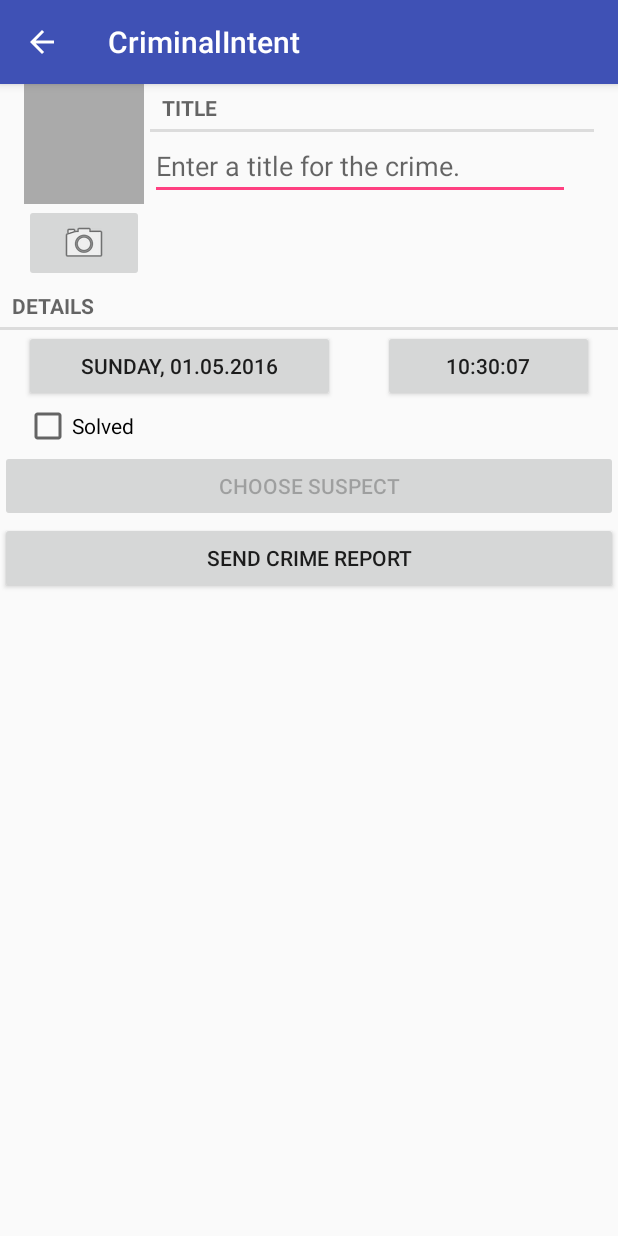
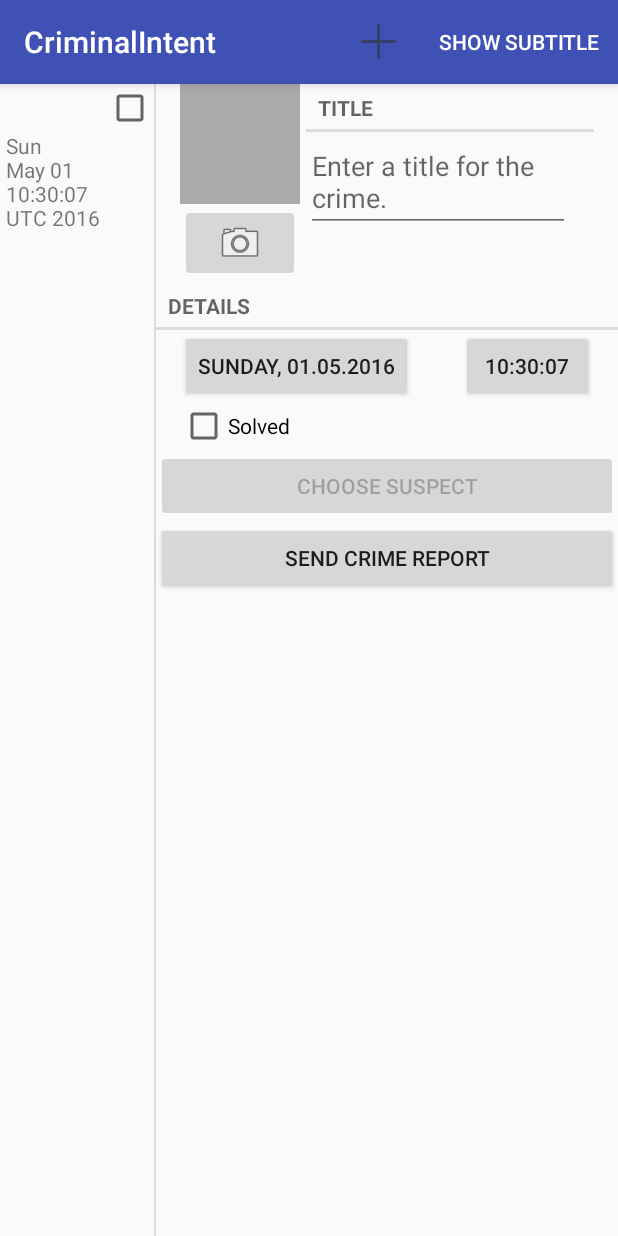
Before and after one commit to akniyev/the_big_nerd_ranch_android, an Android app: the screen it shows after launch (CrimePagerActivity before the commit, CrimeListActivity after it), after a tap on "New Crime", on a phone screen of 412 x 824 dp. Run offline under Robolectric (Android 15) with nearby library versions, the phone set to English and light mode, and no system bars.

Commit message:
chapter 17 completed

```diff
--- a/project03_chapter3/CriminalIntent/app/src/main/java/com/bignerdranch/android/criminalintent/CrimeFragment.java
+++ b/project03_chapter3/CriminalIntent/app/src/main/java/com/bignerdranch/android/criminalintent/CrimeFragment.java
@@ -58,6 +58,11 @@
     private Button mSuspectButton;
     private ImageButton mPhotoButton;
     private ImageView mPhotoView;
+    private Callbacks mCallbacks;
+
+    public interface Callbacks {
+        void onCrimeUpdated(Crime crime);
+    }
 
 
     public static CrimeFragment newInstance(UUID crimeId) {
@@ -67,6 +72,23 @@
         CrimeFragment fragment = new CrimeFragment();
         fragment.setArguments(args);
         return fragment;
+    }
+
+    @Override
+    public void onAttach(Activity activity) {
+        super.onAttach(activity);
+        mCallbacks = (Callbacks)activity;
+    }
+
+    @Override
+    public void onDetach() {
+        super.onDetach();
+        mCallbacks = null;
+    }
+
+    private void updateCrime() {
+        CrimeLab.get(getActivity()).updateCrime(mCrime);
+        mCallbacks.onCrimeUpdated(mCrime);
     }
 
     @Override
@@ -155,6 +177,7 @@
             @Override
             public void onCheckedChanged(CompoundButton buttonView, boolean isChecked) {
                 mCrime.setSolved(isChecked);
+                updateCrime();
             }
         });
 
@@ -169,6 +192,7 @@
             @Override
             public void onTextChanged(CharSequence s, int start, int before, int count) {
                 mCrime.setTitle(s.toString());
+                updateCrime();
             }
 
             @Override
@@ -247,7 +271,7 @@
             Date date = (Date) data.getSerializableExtra(DatePickerFragment.EXTRA_DATE);
             DateTime crimeTime = new DateTime(mCrime.getDate().getTime());
             DateTime newTime = new DateTime(date.getTime());
-
+            updateCrime();
             Date result = crimeTime.withDate(newTime.getYear(), newTime.getMonthOfYear(), newTime.getDayOfMonth()).toDate();
 
             mCrime.setDate(result);
@@ -257,7 +281,7 @@
             Date date = (Date) data.getSerializableExtra(TimePickerFragment.EXTRA_TIME);
             DateTime crimeTime = new DateTime(mCrime.getDate().getTime());
             DateTime newTime = new DateTime(date.getTime());
-
+            updateCrime();
             Date result = crimeTime.withTime(newTime.getHourOfDay(), newTime.getMinuteOfHour(), 0, 0).toDate();
 
             mCrime.setDate(result);
@@ -278,6 +302,7 @@
 
                 c.moveToFirst();
                 String suspect = c.getString(0);
+                updateCrime();
                 mCrime.setSuspect(suspect);
                 mSuspectButton.setText(suspect);
             } finally {
@@ -286,6 +311,7 @@
         }
 
         if (requestCode == REQUEST_PHOTO) {
+            updateCrime();
             updatePhotoView();
         }
 
--- a/project03_chapter3/CriminalIntent/app/src/main/java/com/bignerdranch/android/criminalintent/CrimeListActivity.java
+++ b/project03_chapter3/CriminalIntent/app/src/main/java/com/bignerdranch/android/criminalintent/CrimeListActivity.java
@@ -1,13 +1,40 @@
 package com.bignerdranch.android.criminalintent;
 
+import android.content.Intent;
 import android.support.v4.app.Fragment;
 
 /**
  * Created by admin on 30/03/16.
  */
-public class CrimeListActivity extends SingleFragmentActivity {
+public class CrimeListActivity extends SingleFragmentActivity
+        implements CrimeListFragment.Callbacks, CrimeFragment.Callbacks {
+    @Override
+    protected int getLayoutResId() {
+        return R.layout.activity_twopane;
+    }
+
+    @Override
+    public void onCrimeUpdated(Crime crime) {
+        CrimeListFragment listFragment = (CrimeListFragment) getSupportFragmentManager()
+                .findFragmentById(R.id.fragment_container);
+        listFragment.updateUI();
+    }
+
     @Override
     protected Fragment createFragment() {
         return new CrimeListFragment();
     }
+
+    @Override
+    public void onCrimeSelected(Crime crime) {
+        if (findViewById(R.id.detail_fragment_container) == null) {
+            Intent intent = CrimePagerActivity.newIntent(this, crime.getId());
+            startActivity(intent);
+        } else {
+            Fragment newDetail = CrimeFragment.newInstance(crime.getId());
+
+            getSupportFragmentManager().beginTransaction().replace(R.id.detail_fragment_container, newDetail)
+                    .commit();
+        }
+    }
 }
--- a/project03_chapter3/CriminalIntent/app/src/main/java/com/bignerdranch/android/criminalintent/CrimeListFragment.java
+++ b/project03_chapter3/CriminalIntent/app/src/main/java/com/bignerdranch/android/criminalintent/CrimeListFragment.java
@@ -1,5 +1,7 @@
 package com.bignerdranch.android.criminalintent;
 
+import android.app.Activity;
+import android.content.Context;
 import android.content.Intent;
 import android.os.Bundle;
 import android.support.annotation.Nullable;
@@ -23,6 +25,17 @@
     private RecyclerView mCrimeRecyclerView;
     private CrimeAdapter mAdapter;
     private boolean mSubtitleVisible;
+    private Callbacks mCallbacks;
+
+    public interface Callbacks {
+        void onCrimeSelected(Crime crime);
+    }
+
+    @Override
+    public void onAttach(Activity activity) {
+        super.onAttach(activity);
+        mCallbacks = (Callbacks) activity;
+    }
 
     private static final String SAVED_SUBTITLE_VISIBLE = "subtitle";
 
@@ -47,6 +60,12 @@
     public void onSaveInstanceState(Bundle outState) {
         super.onSaveInstanceState(outState);
         outState.putBoolean(SAVED_SUBTITLE_VISIBLE, mSubtitleVisible);
+    }
+
+    @Override
+    public void onDetach() {
+        super.onDetach();
+        mCallbacks = null;
     }
 
     private void updateSubtitle() {
@@ -74,8 +93,8 @@
             case R.id.menu_item_new_crime:
                 Crime crime = new Crime();
                 CrimeLab.get(getActivity()).addCrime(crime);
-                Intent intent = CrimePagerActivity.newIntent(getActivity(), crime.getId());
-                startActivity(intent);
+                updateUI();
+                mCallbacks.onCrimeSelected(crime);
                 return true;
             case R.id.menu_item_show_subtitle:
                 mSubtitleVisible = !mSubtitleVisible;
@@ -88,7 +107,7 @@
         }
     }
 
-    private void updateUI() {
+    public void updateUI() {
         CrimeLab crimeLab = CrimeLab.get(getActivity());
         List<Crime> crimes = crimeLab.getCrimes();
 
@@ -128,8 +147,7 @@
 
         @Override
         public void onClick(View v) {
-            Intent intent = CrimePagerActivity.newIntent(getActivity(), mCrime.getId());
-            startActivity(intent);
+            mCallbacks.onCrimeSelected(mCrime);
         }
     }
 
--- a/project03_chapter3/CriminalIntent/app/src/main/java/com/bignerdranch/android/criminalintent/CrimePagerActivity.java
+++ b/project03_chapter3/CriminalIntent/app/src/main/java/com/bignerdranch/android/criminalintent/CrimePagerActivity.java
@@ -16,7 +16,7 @@
 /**
  * Created by admin on 05/04/16.
  */
-public class CrimePagerActivity extends AppCompatActivity {
+public class CrimePagerActivity extends AppCompatActivity implements  CrimeFragment.Callbacks {
     private static final String EXTRA_CRIME_ID = "com.bignerdranch.android.criminalintent.crime_id";
 
     private ViewPager mViewPager;
@@ -26,6 +26,11 @@
         Intent intent = new Intent(packageContext, CrimePagerActivity.class);
         intent.putExtra(EXTRA_CRIME_ID, crimeId);
         return intent;
+    }
+
+    @Override
+    public void onCrimeUpdated(Crime crime) {
+
     }
 
     @Override
--- a/project03_chapter3/CriminalIntent/app/src/main/java/com/bignerdranch/android/criminalintent/SingleFragmentActivity.java
+++ b/project03_chapter3/CriminalIntent/app/src/main/java/com/bignerdranch/android/criminalintent/SingleFragmentActivity.java
@@ -1,6 +1,7 @@
 package com.bignerdranch.android.criminalintent;
 
 import android.os.Bundle;
+import android.support.annotation.LayoutRes;
 import android.support.v4.app.Fragment;
 import android.support.v4.app.FragmentActivity;
 import android.support.v4.app.FragmentManager;
@@ -12,10 +13,15 @@
 public abstract class SingleFragmentActivity extends AppCompatActivity {
     protected abstract Fragment createFragment();
 
+    @LayoutRes
+    protected int getLayoutResId() {
+        return R.layout.activity_masterdetail;
+    }
+
     @Override
     public void onCreate(Bundle savedInstanceState) {
         super.onCreate(savedInstanceState);
-        setContentView(R.layout.activity_fragment);
+        setContentView(getLayoutResId());
 
         FragmentManager fm = getSupportFragmentManager();
         Fragment fragment = fm.findFragmentById(R.id.fragment_container);
--- /dev/null
+++ b/project03_chapter3/CriminalIntent/app/src/main/res/layout/activity_twopane.xml
@@ -0,0 +1,26 @@
+<?xml version="1.0" encoding="utf-8"?>
+<LinearLayout xmlns:android="http://schemas.android.com/apk/res/android"
+    android:orientation="horizontal"
+    android:layout_width="match_parent"
+    android:layout_height="match_parent"
+    android:divider="?android:attr/dividerHorizontal"
+    android:showDividers="middle">
+
+    <FrameLayout
+        android:id="@+id/fragment_container"
+        android:layout_width="0dp"
+        android:layout_height="match_parent"
+        android:layout_weight="1">
+
+    </FrameLayout>
+
+    <FrameLayout
+        android:id="@+id/detail_fragment_container"
+        android:layout_width="0dp"
+        android:layout_height="match_parent"
+        android:layout_weight="3">
+
+
+    </FrameLayout>
+
+</LinearLayout>
--- /dev/null
+++ b/project03_chapter3/CriminalIntent/app/src/main/res/values-sw600dp/refs.xml
@@ -0,0 +1,4 @@
+<?xml version="1.0" encoding="utf-8"?>
+<resources>
+    <item name="activity_masterdetail" type="layout">@layout/activity_twopane</item>
+</resources>
--- /dev/null
+++ b/project03_chapter3/CriminalIntent/app/src/main/res/values/refs.xml
@@ -0,0 +1,5 @@
+<?xml version="1.0" encoding="utf-8"?>
+<resources>
+    <item name="activity_masterdetail" type="layout">@layout/activity_fragment</item>
+
+</resources>
```
